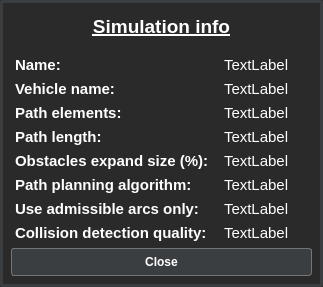
Old version of the form source/ParkingSimulator/ParkingSimulator/SimulationInfo.ui in the repository kowalikw/ParkingSimulator.
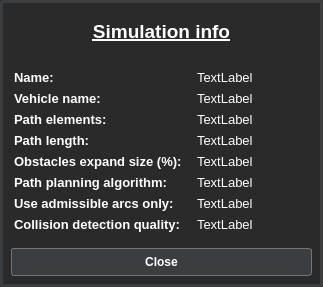
New version of the form.

What changed in the file:
```diff
--- a/source/ParkingSimulator/ParkingSimulator/SimulationInfo.ui
+++ b/source/ParkingSimulator/ParkingSimulator/SimulationInfo.ui
@@ -64,7 +64,7 @@
         </font>
        </property>
        <property name="styleSheet">
-        <string notr="true">margin-bottom: 8px;</string>
+        <string notr="true">margin-bottom: 12px;</string>
        </property>
        <property name="text">
         <string>Simulation info</string>
@@ -80,7 +80,7 @@
         <widget class="QLabel" name="simulationNameLabel">
          <property name="font">
           <font>
-           <pointsize>11</pointsize>
+           <pointsize>10</pointsize>
            <weight>75</weight>
            <bold>true</bold>
           </font>
@@ -97,7 +97,7 @@
         <widget class="QLabel" name="pathElementsLabel">
          <property name="font">
           <font>
-           <pointsize>11</pointsize>
+           <pointsize>10</pointsize>
            <weight>75</weight>
            <bold>true</bold>
           </font>
@@ -114,7 +114,7 @@
         <widget class="QLabel" name="pathLengthLabel">
          <property name="font">
           <font>
-           <pointsize>11</pointsize>
+           <pointsize>10</pointsize>
            <weight>75</weight>
            <bold>true</bold>
           </font>
@@ -131,7 +131,7 @@
         <widget class="QLabel" name="simulationName">
          <property name="font">
           <font>
-           <pointsize>11</pointsize>
+           <pointsize>10</pointsize>
           </font>
          </property>
          <property name="text">
@@ -143,7 +143,7 @@
         <widget class="QLabel" name="simulationPathElements">
          <property name="font">
           <font>
-           <pointsize>11</pointsize>
+           <pointsize>10</pointsize>
           </font>
          </property>
          <property name="text">
@@ -155,7 +155,7 @@
         <widget class="QLabel" name="simulationPathLength">
          <property name="font">
           <font>
-           <pointsize>11</pointsize>
+           <pointsize>10</pointsize>
           </font>
          </property>
          <property name="text">
@@ -167,7 +167,7 @@
         <widget class="QLabel" name="vehicleNameLabel">
          <property name="font">
           <font>
-           <pointsize>11</pointsize>
+           <pointsize>10</pointsize>
            <weight>75</weight>
            <bold>true</bold>
           </font>
@@ -184,7 +184,7 @@
         <widget class="QLabel" name="simulationVehicleName">
          <property name="font">
           <font>
-           <pointsize>11</pointsize>
+           <pointsize>10</pointsize>
           </font>
          </property>
          <property name="text">
@@ -196,7 +196,7 @@
         <widget class="QLabel" name="expandObstaclesSizePercentLabel">
          <property name="font">
           <font>
-           <pointsize>11</pointsize>
+           <pointsize>10</pointsize>
            <weight>75</weight>
            <bold>true</bold>
           </font>
@@ -213,7 +213,7 @@
         <widget class="QLabel" name="pathPlanningAlgorithmLabel">
          <property name="font">
           <font>
-           <pointsize>11</pointsize>
+           <pointsize>10</pointsize>
            <weight>75</weight>
            <bold>true</bold>
           </font>
@@ -230,7 +230,7 @@
         <widget class="QLabel" name="useAdmissibleArcsOnlyLabel">
          <property name="font">
           <font>
-           <pointsize>11</pointsize>
+           <pointsize>10</pointsize>
            <weight>75</weight>
            <bold>true</bold>
           </font>
@@ -247,7 +247,7 @@
         <widget class="QLabel" name="collisionDetectionQualityLabel">
          <property name="font">
           <font>
-           <pointsize>11</pointsize>
+           <pointsize>10</pointsize>
            <weight>75</weight>
            <bold>true</bold>
           </font>
@@ -264,7 +264,7 @@
         <widget class="QLabel" name="simulationExpandSizePercent">
          <property name="font">
           <font>
-           <pointsize>11</pointsize>
+           <pointsize>10</pointsize>
           </font>
          </property>
          <property name="text">
@@ -276,7 +276,7 @@
         <widget class="QLabel" name="simulationPathPlanningAlgorithm">
          <property name="font">
           <font>
-           <pointsize>11</pointsize>
+           <pointsize>10</pointsize>
           </font>
          </property>
          <property name="text">
@@ -288,7 +288,7 @@
         <widget class="QLabel" name="simulationUseAdmissibleArcsOnly">
          <property name="font">
           <font>
-           <pointsize>11</pointsize>
+           <pointsize>10</pointsize>
           </font>
          </property>
          <property name="text">
@@ -300,7 +300,7 @@
         <widget class="QLabel" name="simulationCollisionDetectionQuality">
          <property name="font">
           <font>
-           <pointsize>11</pointsize>
+           <pointsize>10</pointsize>
           </font>
          </property>
          <property name="text">
@@ -317,6 +317,9 @@
      <property name="cursor">
       <cursorShape>PointingHandCursor</cursorShape>
      </property>
+     <property name="styleSheet">
+      <string notr="true">margin-top: 10px;</string>
+     </property>
      <property name="text">
       <string>Close</string>
      </property>
```
